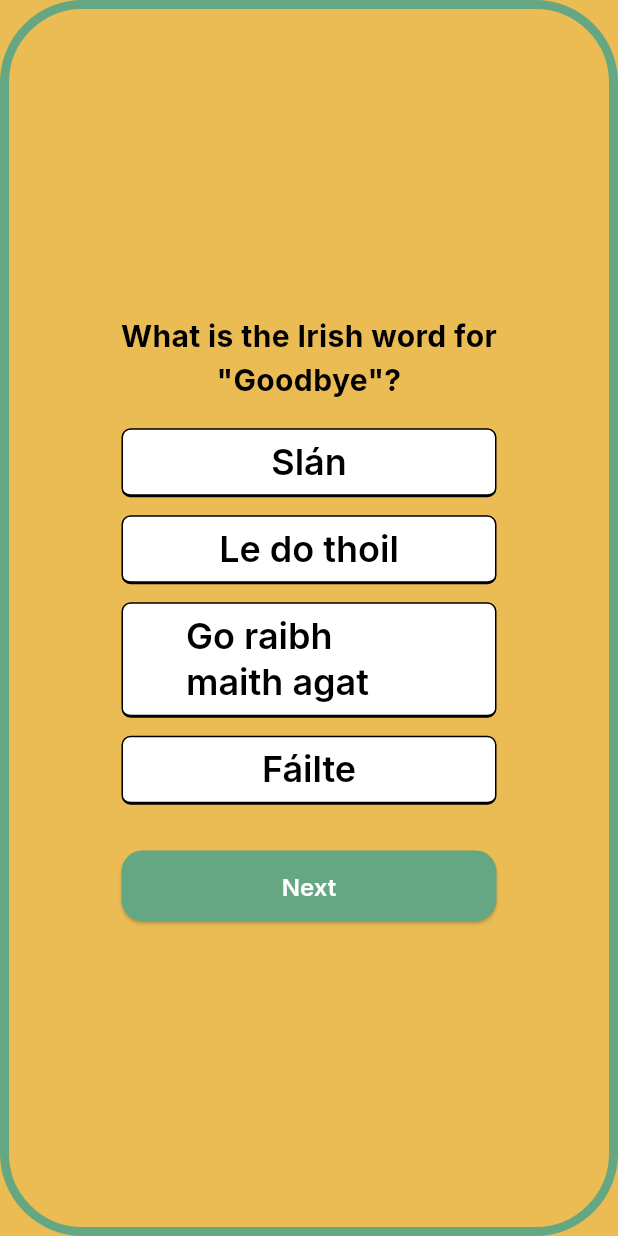
After one commit to irishmango/clann, a Flutter app: the QuizScreen screen opened directly, after a tap on "Next", on a phone screen of 412 x 824 dp. The commit adds this screen. Run offline on Flutter 3.47's test engine with Material 3 defaults, Android fonts, the light colour scheme and no system bars.

Commit message:
feat: Add QuizScreen with multiple choice questions. TODO: Introduce answer checking

```diff
--- a/lib/src/app.dart
+++ b/lib/src/app.dart
@@ -1,3 +1,4 @@
+import 'package:clann/src/features/quiz/presentation/screens/quiz_screen.dart';
 import 'package:clann/src/features/root_screen/presentation/screens/root_screen.dart';
 import 'package:clann/theme.dart';
 import 'package:flutter/material.dart';
--- /dev/null
+++ b/lib/src/features/quiz/presentation/screens/quiz_screen.dart
@@ -0,0 +1,121 @@
+import 'package:clann/theme.dart';
+import 'package:flutter/material.dart';
+
+class QuizScreen extends StatefulWidget {
+  const QuizScreen({super.key});
+
+  @override
+  State<QuizScreen> createState() => _QuizScreenState();
+}
+
+class _QuizScreenState extends State<QuizScreen> {
+  final List<Map<String, Object>> questionsAndAnswers = const [
+    {
+      'question': 'What does "Dia dhuit" mean?',
+      'answers': ['Hello', 'Goodbye', 'Please', 'Thank you'],
+      'correctAnswerIndex': 0,
+    },
+    {
+      'question': 'What is the Irish word for "Goodbye"?',
+      'answers': ['Slán', 'Le do thoil', 'Go raibh maith agat', 'Fáilte'],
+      'correctAnswerIndex': 0,
+    },
+    {
+      'question': 'How do you say "Please" in Irish?',
+      'answers': ['Le do thoil', 'Fáilte', 'Slán', 'Dia dhuit'],
+      'correctAnswerIndex': 0,
+    },
+    {
+      'question': 'What does "Go raibh maith agat" mean?',
+      'answers': ['Thank you', 'Hello', 'Goodbye', 'Please'],
+      'correctAnswerIndex': 0,
+    },
+  ];
+
+  int _currentIndex = 0;
+
+  void _nextQuestion() {
+    setState(() {
+      _currentIndex = (_currentIndex + 1) % questionsAndAnswers.length;
+    });
+  }
+
+  @override
+  Widget build(BuildContext context) {
+    final qa = questionsAndAnswers[_currentIndex];
+    final question = qa['question'] as String;
+    final answers = (qa['answers'] as List).cast<String>();
+
+    return Scaffold(
+      backgroundColor: AppColors.secondary,
+      body: Container(
+        decoration: BoxDecoration(
+          border: Border.all(color: AppColors.primary, width: 6),
+          borderRadius: BorderRadius.circular(55),
+        ),
+        child: Center(
+          child: Padding(
+            padding: const EdgeInsets.symmetric(horizontal: 16, vertical: 24),
+            child: Column(
+              mainAxisSize: MainAxisSize.min,
+              crossAxisAlignment: CrossAxisAlignment.center,
+              children: [
+                Text(
+                  question,
+                  textAlign: TextAlign.center,
+                  style: const TextStyle(
+                    fontWeight: FontWeight.bold,
+                    fontSize: 20,
+                  ),
+                ),
+                const SizedBox(height: 12),
+                ...answers.map(
+                  (a) => Padding(
+                    padding: const EdgeInsets.symmetric(vertical: 6),
+                    child: Center(child: MultipleChoiceButton(answerText: a)),
+                  ),
+                ),
+                const SizedBox(height: 24),
+                Center(
+                  child: SizedBox(
+                    width: 250,
+                    child: ElevatedButton(
+                      onPressed: _nextQuestion,
+                      child: const Text('Next'),
+                    ),
+                  ),
+                ),
+              ],
+            ),
+          ),
+        ),
+      ),
+    );
+  }
+}
+
+class MultipleChoiceButton extends StatelessWidget {
+  final String answerText;
+
+  const MultipleChoiceButton({super.key, required this.answerText});
+
+  @override
+  Widget build(BuildContext context) {
+    return Container(
+      padding: EdgeInsets.symmetric(horizontal: 42, vertical: 6),
+      constraints: BoxConstraints.tightFor(width: 250),
+      decoration: BoxDecoration(
+        color: Colors.white,
+        borderRadius: BorderRadius.circular(6),
+        border: const Border(
+          top: BorderSide(color: Colors.black),
+          left: BorderSide(color: Colors.black),
+          right: BorderSide(color: Colors.black),
+          bottom: BorderSide(color: Colors.black, width: 2),
+        ),
+      ),
+      alignment: Alignment.center,
+      child: Text(answerText, style: Theme.of(context).textTheme.headlineSmall),
+    );
+  }
+}
```
